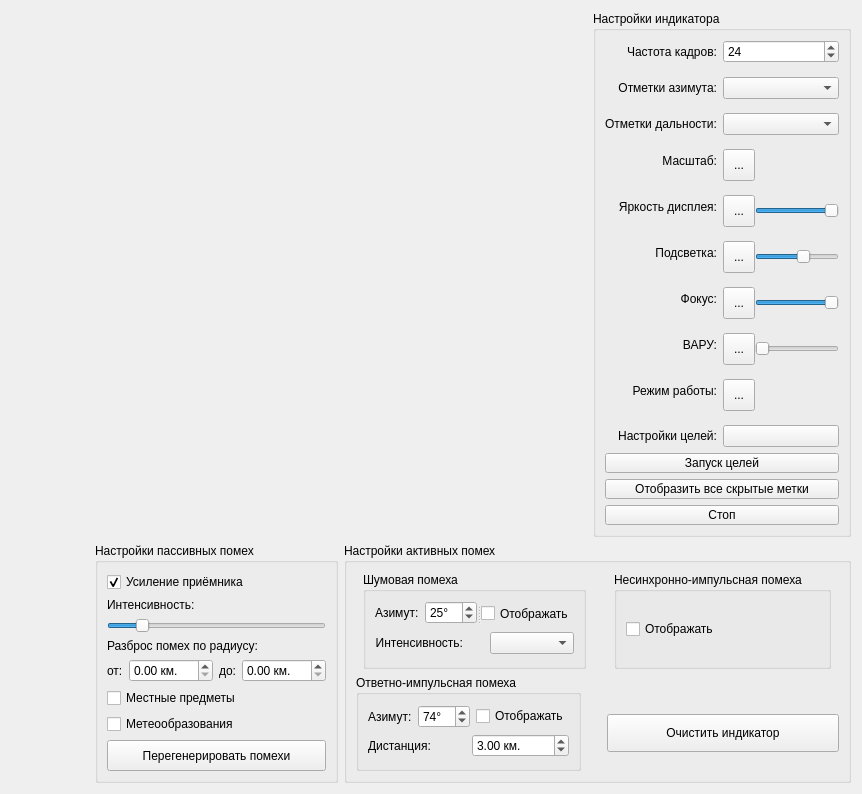
Old version of the form indicatordrl.ui in the repository oln0ry/IKO.
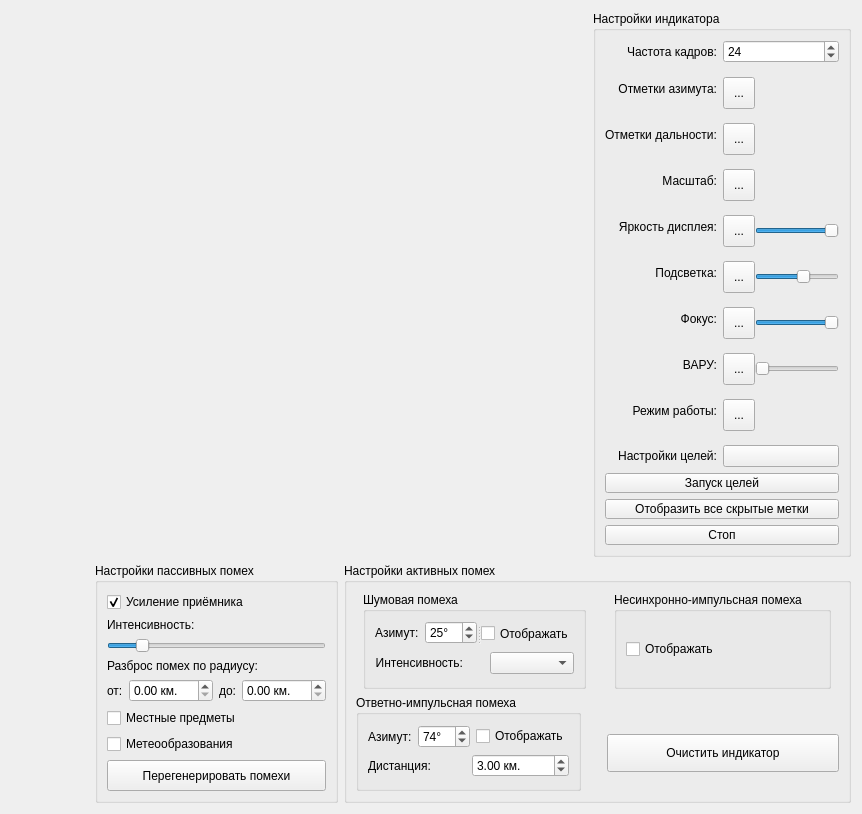
New version of the form. Icons and pictures are not drawn. Custom widgets are drawn as their Qt base class.

Commit message: Изменение контролов для индикатора кругового обзора

Diff of the .ui file:
```diff
--- a/indicatordrl.ui
+++ b/indicatordrl.ui
@@ -121,13 +121,6 @@
                 </property>
                </widget>
               </item>
-              <item row="1" column="1">
-               <widget class="QComboBox" name="SelectAzimuthMarks">
-                <property name="cursor">
-                 <cursorShape>ArrowCursor</cursorShape>
-                </property>
-               </widget>
-              </item>
               <item row="2" column="0">
                <widget class="QLabel" name="LabelRangeMarks">
                 <property name="text">
@@ -138,13 +131,6 @@
                 </property>
                </widget>
               </item>
-              <item row="2" column="1">
-               <widget class="QComboBox" name="SelectRangeMarks">
-                <property name="cursor">
-                 <cursorShape>ArrowCursor</cursorShape>
-                </property>
-               </widget>
-              </item>
               <item row="3" column="0">
                <widget class="QLabel" name="LabelScale">
                 <property name="text">
@@ -471,6 +457,73 @@
                 </item>
                </layout>
               </item>
+              <item row="2" column="1">
+               <layout class="QHBoxLayout" name="horizontalLayout_12">
+                <item>
+                 <widget class="QToolButton" name="SelectRangeMarks">
+                  <property name="minimumSize">
+                   <size>
+                    <width>32</width>
+                    <height>32</height>
+                   </size>
+                  </property>
+                  <property name="cursor">
+                   <cursorShape>OpenHandCursor</cursorShape>
+                  </property>
+                  <property name="styleSheet">
+                   <string notr="true">border-image: url(:/buttons/knob);
+background-repeat: no-repeat;
+background-position: center;</string>
+                  </property>
+                  <property name="text">
+                   <string>...</string>
+                  </property>
+                 </widget>
+                </item>
+                <item>
+                 <widget class="QLabel" name="LabelSelectRangeMarksValue">
+                  <property name="styleSheet">
+                   <string notr="true">color: #ae0000;</string>
+                  </property>
+                  <property name="text">
+                   <string/>
+                  </property>
+                 </widget>
+                </item>
+               </layout>
+              </item>
+              <item row="1" column="1">
+               <layout class="QHBoxLayout" name="horizontalLayout_13">
+                <item>
+                 <widget class="QToolButton" name="SelectAzimuthMarks">
+                  <property name="minimumSize">
+                   <size>
+                    <width>32</width>
+                    <height>32</height>
+                   </size>
+                  </property>
+                  <property name="styleSheet">
+                   <string notr="true">border-image: url(:/buttons/knob);
+background-repeat: no-repeat;
+background-position: center;</string>
+                  </property>
+                  <property name="text">
+                   <string>...</string>
+                  </property>
+                 </widget>
+                </item>
+                <item>
+                 <widget class="QLabel" name="LabelSelectAzimuthMarksValue">
+                  <property name="styleSheet">
+                   <string notr="true">color: #ae0000;</string>
+                  </property>
+                  <property name="text">
+                   <string/>
+                  </property>
+                 </widget>
+                </item>
+               </layout>
+              </item>
              </layout>
             </item>
             <item>
```
Left out of the diff: 2 changed lines with no effect on the pictures. The commit also changes 2 other files.
